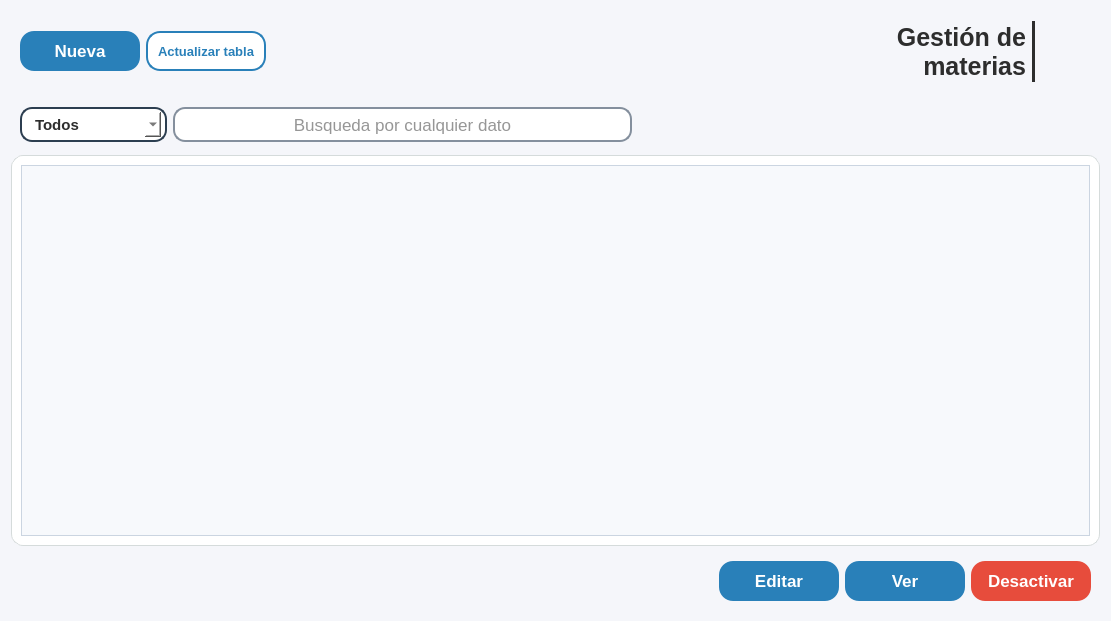
Before: the Qt Designer form resources/ui/gestion_materias.ui in Proyecto-Uptjaa/Proyecto_SIRA, drawn with Qt 5.
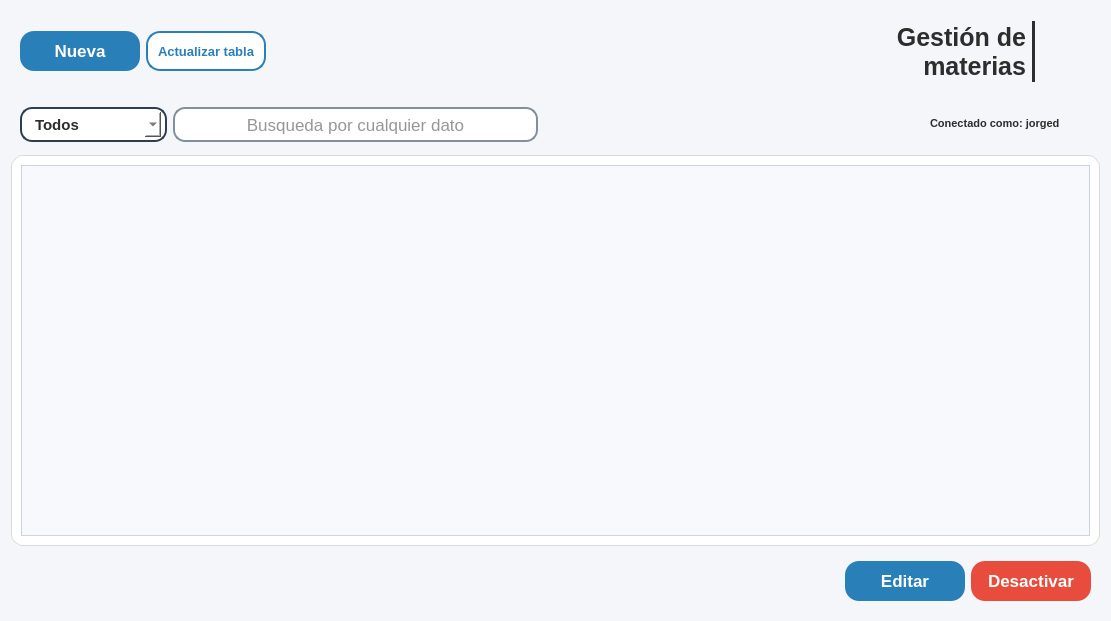
After: the same form once the commit is applied. Icons and pictures are not drawn.

Commit message: Icono y label que indica el usuario conectado en todas las ventanas

Patch:
```diff
--- a/resources/ui/gestion_materias.ui
+++ b/resources/ui/gestion_materias.ui
@@ -465,6 +465,76 @@
         </property>
        </spacer>
       </item>
+      <item>
+       <widget class="QLabel" name="lblIcon_conectado_como">
+        <property name="minimumSize">
+         <size>
+          <width>16</width>
+          <height>16</height>
+         </size>
+        </property>
+        <property name="maximumSize">
+         <size>
+          <width>16</width>
+          <height>16</height>
+         </size>
+        </property>
+        <property name="font">
+         <font>
+          <family>Segoe UI</family>
+          <pointsize>8</pointsize>
+          <bold>true</bold>
+         </font>
+        </property>
+        <property name="styleSheet">
+         <string notr="true">color: #2d2d2d</string>
+        </property>
+        <property name="text">
+         <string/>
+        </property>
+        <property name="pixmap">
+         <pixmap resource="../icons/resources_ui.qrc">:/icons/usuario-activo.png</pixmap>
+        </property>
+        <property name="scaledContents">
+         <bool>true</bool>
+        </property>
+        <property name="alignment">
+         <set>Qt::AlignmentFlag::AlignLeading|Qt::AlignmentFlag::AlignLeft|Qt::AlignmentFlag::AlignVCenter</set>
+        </property>
+       </widget>
+      </item>
+      <item>
+       <widget class="QLabel" name="lblConectado_como">
+        <property name="minimumSize">
+         <size>
+          <width>161</width>
+          <height>16</height>
+         </size>
+        </property>
+        <property name="maximumSize">
+         <size>
+          <width>161</width>
+          <height>161</height>
+         </size>
+        </property>
+        <property name="font">
+         <font>
+          <family>Segoe UI</family>
+          <pointsize>8</pointsize>
+          <bold>true</bold>
+         </font>
+        </property>
+        <property name="styleSheet">
+         <string notr="true">color: #2d2d2d</string>
+        </property>
+        <property name="text">
+         <string>Conectado como: jorged</string>
+        </property>
+        <property name="alignment">
+         <set>Qt::AlignmentFlag::AlignLeading|Qt::AlignmentFlag::AlignLeft|Qt::AlignmentFlag::AlignVCenter</set>
+        </property>
+       </widget>
+      </item>
      </layout>
     </widget>
    </item>
@@ -687,61 +757,6 @@
         </property>
        </widget>
       </item>
-      <item>
-       <widget class="QPushButton" name="btnVer_materia">
-        <property name="sizePolicy">
-         <sizepolicy hsizetype="Minimum" vsizetype="Fixed">
-          <horstretch>0</horstretch>
-          <verstretch>0</verstretch>
-         </sizepolicy>
-        </property>
-        <property name="minimumSize">
-         <size>
-          <width>120</width>
-          <height>40</height>
-         </size>
-        </property>
-        <property name="maximumSize">
-         <size>
-          <width>120</width>
-          <height>40</height>
-         </size>
-        </property>
-        <property name="font">
-         <font>
-          <family>Segoe UI</family>
-          <pointsize>13</pointsize>
-          <bold>true</bold>
-         </font>
-        </property>
-        <property name="cursor">
-         <cursorShape>PointingHandCursor</cursorShape>
-        </property>
-        <property name="layoutDirection">
-         <enum>Qt::LayoutDirection::LeftToRight</enum>
-        </property>
-        <property name="styleSheet">
-         <string notr="true">QPushButton {
-  
-	background-color: #2980b9;
-    color: #FFFFFF;
-    border: none;
-    padding: 8px 8px;
-    border-radius: 14px;
-}
-QPushButton:hover {
-	background-color: #0D47A1
-}</string>
-        </property>
-        <property name="text">
-         <string>Ver</string>
-        </property>
-        <property name="icon">
-         <iconset resource="../icons/resources_ui.qrc">
-          <normaloff>:/icons/buscar2_white.png</normaloff>:/icons/buscar2_white.png</iconset>
-        </property>
-       </widget>
-      </item>
       <item>
        <widget class="QPushButton" name="btnDesactivar_materia">
         <property name="sizePolicy">
```
Left out of the diff: 6 changed lines with no effect on the pictures. The commit also changes 24 other files.
